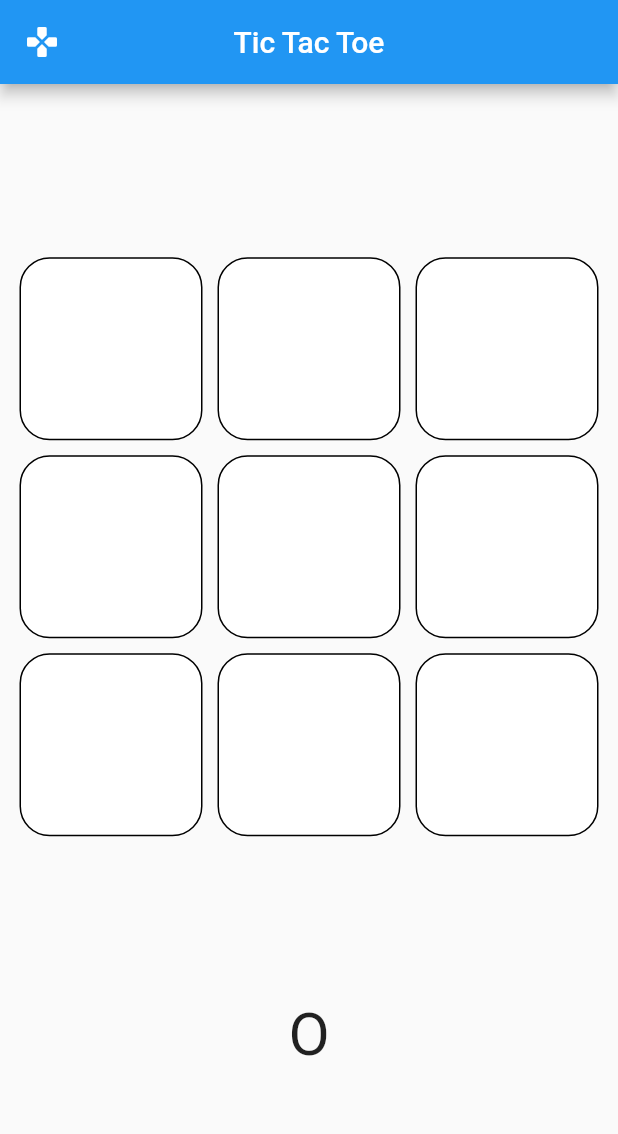
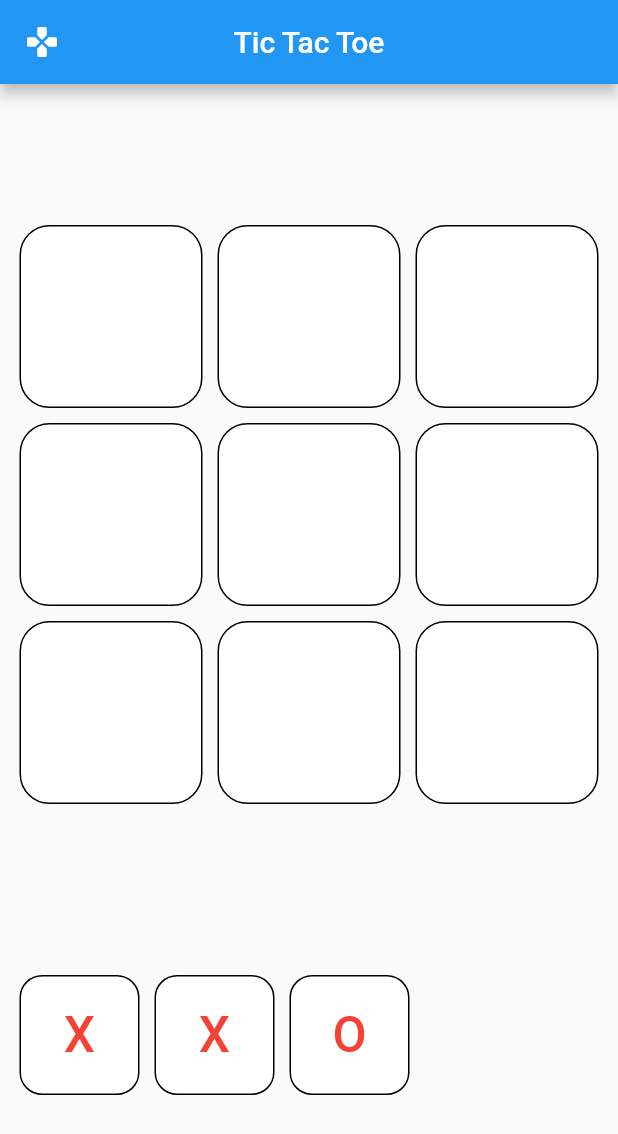
Before and after one commit to blackout358/TicTacToe, a Flutter app: the screen it shows after launch, on a phone screen of 412 x 824 dp. Shown: the top 1134 px of the screen. Run offline on Flutter 3.47's test engine with Material 2 defaults, Android fonts, the phone set to English and light mode, and no system bars.

```diff
--- a/lib/screens/main_screen.dart
+++ b/lib/screens/main_screen.dart
@@ -11,19 +11,21 @@ class MainScreen extends StatefulWidget {
 }
 
 class _MainScreenState extends State<MainScreen> {
-  String turn = "O";
+  String turn = "X";
+  List<String> displayXO = ['', '', '', '', '', '', '', '', ''];
+
   void setTurn(String turn) {
-    turn == "O"
-        ? setState(
-            () {
-              turn = "X";
-            },
-          )
-        : setState(
-            () {
-              turn = "O";
-            },
-          );
+    // turn == "O"
+    //     ? setState(
+    //         () {
+    //           turn = "X";
+    //         },
+    //       )
+    //     : setState(
+    //         () {
+    //           turn = "O";
+    //         },
+    //       );
   }
 
   @override
@@ -38,14 +40,57 @@ class _MainScreenState extends State<MainScreen> {
             height: 500,
             child: ButtonGrid(
               turn: turn,
-              onPressed: (String value) {},
+              onPressed: (String value) {
+                setTurn(value);
+              },
+              displayXO: displayXO,
             ),
           ),
-          Text(
-            turn,
-            style: TextStyle(
-              fontSize: 40,
-            ),
+          Row(
+            children: [
+              AppButtons(
+                foregroundColor: Colors.red,
+                backgroundColor: Colors.white,
+                borderColor: Colors.black,
+                text: "X",
+                width: 90,
+                height: 90,
+                borderRadius: 15,
+                onPressed: () {
+                  setState(() {
+                    turn = "X";
+                  });
+                },
+              ),
+              AppButtons(
+                foregroundColor: Colors.red,
+                backgroundColor: Colors.white,
+                borderColor: Colors.black,
+                text: turn,
+                width: 90,
+                height: 90,
+                borderRadius: 15,
+                onPressed: () {
+                  setState(() {
+                    displayXO = ['', '', '', '', '', '', '', '', ''];
+                  });
+                },
+              ),
+              AppButtons(
+                foregroundColor: Colors.red,
+                backgroundColor: Colors.white,
+                borderColor: Colors.black,
+                text: "O",
+                width: 90,
+                height: 90,
+                borderRadius: 15,
+                onPressed: () {
+                  setState(() {
+                    turn = "O";
+                  });
+                },
+              ),
+            ],
           )
         ],
       ),
```
Also changed, not shown: lib/widgets/gridview_buttons.dart (+12 -8 lines).
